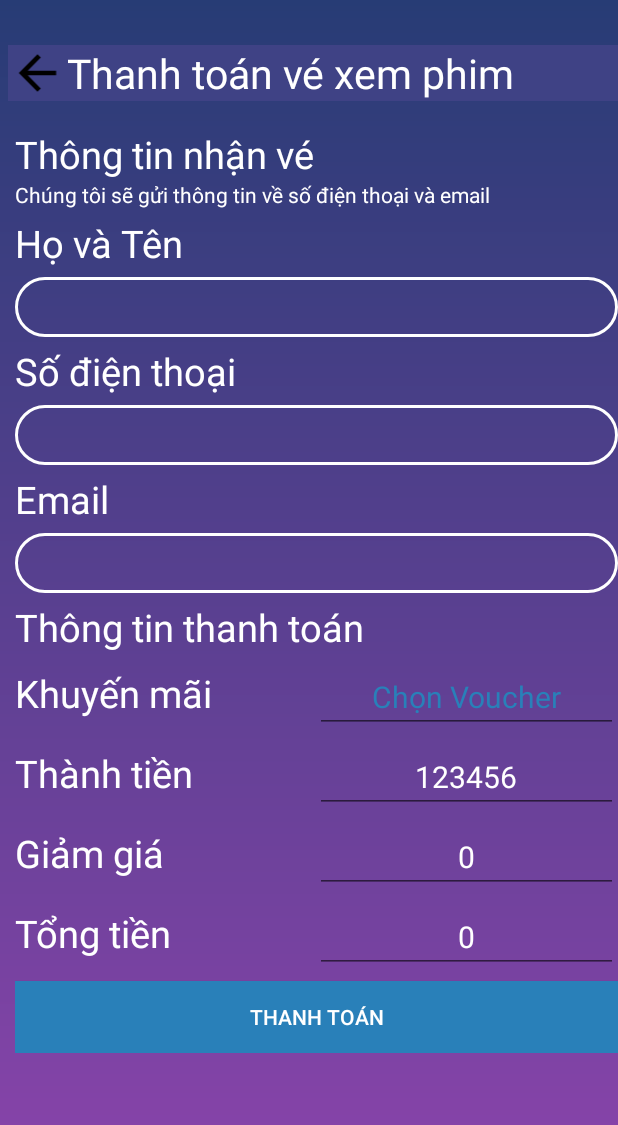
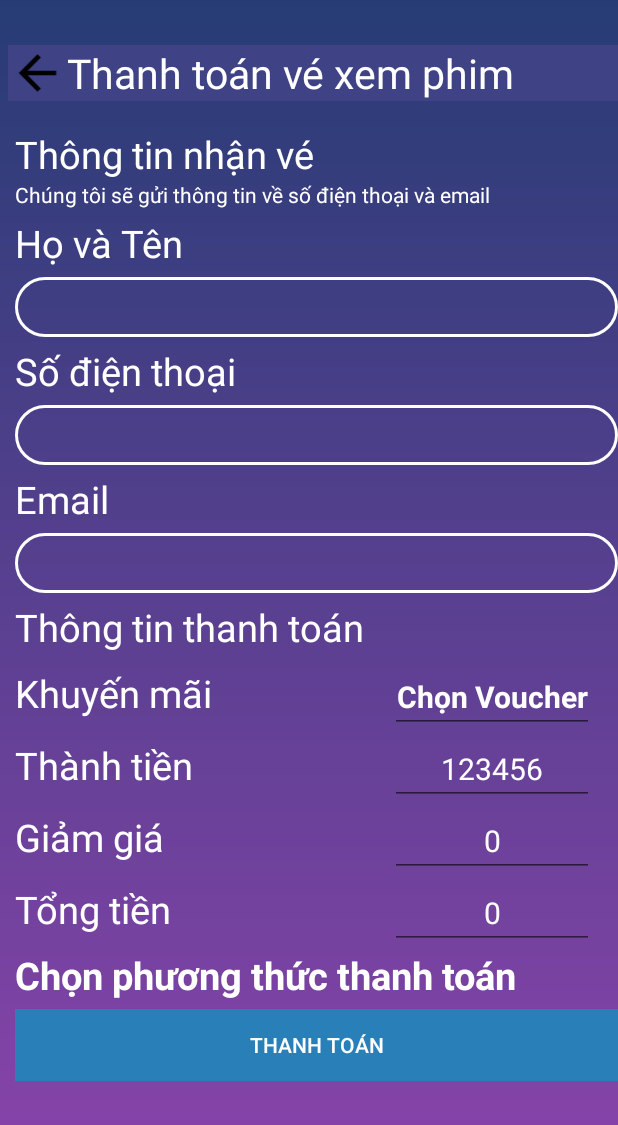
Before and after one commit to Dang-Phuoc-Thanh/appdatvexemphim, an Android app: the ThanhToan screen opened directly, with no data from a screen before it, on a phone screen of 412 x 824 dp. Shown: the top 1125 px of the screen. Run offline under Robolectric (Android 15) with nearby library versions, the phone set to English and light mode, and no system bars.

Commit message:
update java

```diff
--- a/app/src/main/java/com/example/a3t_appdatvexemphim/ThanhToan.java
+++ b/app/src/main/java/com/example/a3t_appdatvexemphim/ThanhToan.java
@@ -1,6 +1,13 @@
 package com.example.a3t_appdatvexemphim;
 
+import android.app.AppComponentFactory;
+import android.content.Intent;
 import android.os.Bundle;
+import android.view.View;
+import android.widget.Button;
+import android.widget.EditText;
+import android.widget.TextView;
+import android.widget.Toast;
 
 import androidx.activity.EdgeToEdge;
 import androidx.appcompat.app.AppCompatActivity;
@@ -9,16 +16,106 @@ import androidx.core.view.ViewCompat;
 import androidx.core.view.WindowInsetsCompat;
 
 public class ThanhToan extends AppCompatActivity {
+    EditText txt_name;
+    EditText txt_email;
+    EditText txt_phone;
+    EditText select_voucher;
+    Button button_ThanhToan;
+    TextView select_pppt;
+
+    /**
+     * Default constructor for AppCompatActivity. All Activities must have a default constructor
+     * for API 27 and lower devices or when using the default
+     * {@link AppComponentFactory}.
+     */
+    public ThanhToan() {
+        super();
+    }
+
+    @Override
+    protected void onStop() {
+        super.onStop();
+    }
+
+    @Override
+    protected void onStart() {
+        super.onStart();
+    }
+
+    @Override
+    protected void onDestroy() {
+        super.onDestroy();
+    }
+
+    /**
+     * {@inheritDoc}
+     * <p>
+     * Dispatch onPause() to fragments.
+     */
+    @Override
+    protected void onPause() {
+        super.onPause();
+    }
+
+    @Override
+    protected void onRestart() {
+        super.onRestart();
+    }
+
+    /**
+     * {@inheritDoc}
+     * <p>
+     * Dispatch onResume() to fragments.  Note that for better inter-operation
+     * with older versions of the platform, at the point of this call the
+     * fragments attached to the activity are <em>not</em> resumed.
+     */
+    @Override
+    protected void onResume() {
+        super.onResume();
+    }
 
     @Override
     protected void onCreate(Bundle savedInstanceState) {
         super.onCreate(savedInstanceState);
         EdgeToEdge.enable(this);
         setContentView(R.layout.activity_thanh_toan);
-        ViewCompat.setOnApplyWindowInsetsListener(findViewById(R.id.main), (v, insets) -> {
-            Insets systemBars = insets.getInsets(WindowInsetsCompat.Type.systemBars());
-            v.setPadding(systemBars.left, systemBars.top, systemBars.right, systemBars.bottom);
-            return insets;
+        txt_email=findViewById(R.id.txt_email);
+        txt_name=findViewById(R.id.txt_name);
+        select_pppt =findViewById(R.id.select_pttt);
+
+        txt_phone=findViewById(R.id.txt_phone);
+        select_voucher=findViewById(R.id.select_voucher);
+        button_ThanhToan=findViewById(R.id.button_ThanhToan);
+        button_ThanhToan.setOnClickListener(new View.OnClickListener() {
+            @Override
+            public void onClick(View view) {
+                if (txt_name.getText().toString().isEmpty() ||
+                        txt_email.getText().toString().isEmpty() ||
+                        txt_phone.getText().toString().isEmpty()) {
+                    Toast.makeText(ThanhToan.this, "Vui long nhap thong tin", Toast.LENGTH_SHORT).show();
+                } else {
+                    Intent intent = new Intent(ThanhToan.this, VeCuaToi.class);
+                    startActivity(intent);
+                }
+            }
         });
+        select_voucher.setOnClickListener(new View.OnClickListener() {
+            @Override
+            public void onClick(View view) {
+                Intent intent1 =new Intent(ThanhToan.this, VoucherHome.class);
+                startActivity(intent1);
+            }
+        });
+        select_pppt.setOnClickListener(new View.OnClickListener() {
+            @Override
+            public void onClick(View view) {
+                Intent intent2 =new Intent(ThanhToan.this, PhuongThucThanhToan.class);
+                startActivity(intent2);
+            }
+        });
+
+
+
+
     }
 }
--- a/app/src/main/res/layout/activity_dat_ghe.xml
+++ b/app/src/main/res/layout/activity_dat_ghe.xml
@@ -708,7 +708,7 @@
     </androidx.cardview.widget.CardView>
 
     <Button
-        android:id="@+id/button"
+        android:id="@+id/button_datghe"
         android:layout_width="wrap_content"
         android:layout_height="wrap_content"
         android:layout_marginBottom="40dp"
--- a/app/src/main/res/layout/activity_thanh_toan.xml
+++ b/app/src/main/res/layout/activity_thanh_toan.xml
@@ -75,7 +75,7 @@
         <EditText
             android:layout_width="match_parent"
             android:layout_height="40dp"
-
+            android:id="@+id/txt_name"
             android:layout_marginTop="5dp"
             android:background="@drawable/button"
             android:textColor="@color/white">
@@ -95,6 +95,7 @@
             android:layout_height="40dp"
             android:background="@drawable/button"
             android:layout_marginTop="5dp"
+            android:id="@+id/txt_phone"
             android:textColor="@color/white">
 
         </EditText>
@@ -107,14 +108,17 @@
             android:textSize="25sp">
 
         </TextView>
+
         <EditText
             android:layout_width="match_parent"
             android:layout_height="40dp"
             android:layout_marginTop="5dp"
+            android:id="@+id/txt_email"
             android:background="@drawable/button"
             android:textColor="@color/white">
 
         </EditText>
+
         <TextView
             android:layout_width="match_parent"
             android:layout_height="wrap_content"
@@ -125,13 +129,14 @@
             >
 
         </TextView>
-        <LinearLayout
+        <TableLayout
             android:layout_width="match_parent"
             android:orientation="horizontal"
             android:layout_marginTop="5dp"
             android:layout_height="wrap_content">
+            <TableRow>
                 <TextView
-                android:layout_width="200dp"
+                    android:layout_width="250dp"
                     android:layout_height="wrap_content"
                     android:text="Khuyến mãi"
                     android:textSize="25sp"
@@ -139,29 +144,22 @@
                     >
 
                 </TextView>
-
                 <EditText
-                android:id="@+id/chonvoucer1"
+                    android:id="@+id/select_voucher"
                     android:layout_width="match_parent"
                     android:layout_height="wrap_content"
                     android:gravity="center"
                     android:text="Chọn Voucher"
-                android:textColor="@color/blue"
+                    android:textStyle="bold"
+                    android:textColor="@color/white"
                     android:textSize="20sp">
 
 
                 </EditText>
-
-
-        </LinearLayout>
-        <LinearLayout
-            android:layout_width="match_parent"
-            android:orientation="horizontal"
-            android:layout_marginTop="5dp"
-            android:layout_height="wrap_content">
-
+            </TableRow>
+            <TableRow>
                 <TextView
-                android:layout_width="200dp"
+                    android:layout_width="250dp"
                     android:layout_height="wrap_content"
                     android:text="Thành tiền"
                     android:textColor="@color/white"
@@ -178,14 +176,11 @@
                     android:textSize="20sp"
                     >
                 </EditText>
-        </LinearLayout>
-        <LinearLayout
-            android:layout_width="match_parent"
-            android:orientation="horizontal"
-            android:layout_marginTop="5dp"
-            android:layout_height="wrap_content">
+
+            </TableRow>
+            <TableRow>
                 <TextView
-                android:layout_width="200dp"
+                    android:layout_width="250dp"
                     android:layout_height="wrap_content"
                     android:text="Giảm giá"
                     android:textColor="@color/white"
@@ -195,18 +190,14 @@
                     android:layout_width="match_parent"
                     android:layout_height="wrap_content"
                     android:gravity="center"
-                android:text="0"
-                android:textColor="@color/white"
+                    android:hint="0"
+                    android:textColorHint="@color/white"
                     android:textSize="20sp"
                     ></EditText>
-        </LinearLayout>
-        <LinearLayout
-            android:layout_width="match_parent"
-            android:orientation="horizontal"
-            android:layout_marginTop="5dp"
-            android:layout_height="wrap_content">
+            </TableRow>
+            <TableRow>
                 <TextView
-                android:layout_width="200dp"
+                    android:layout_width="250dp"
                     android:layout_height="wrap_content"
                     android:text="Tổng tiền"
                     android:textColor="@color/white"
@@ -220,16 +211,33 @@
                     android:textColor="@color/white"
                     android:textSize="20sp"
                     ></EditText>
-        </LinearLayout>
+            </TableRow>
+            <TableRow>
+                <TextView
+                    android:layout_width="200dp"
+                    android:layout_height="wrap_content"
+                    android:text="Chọn phương thức thanh toán"
+                    android:textColor="@color/white"
+                    android:layout_weight="2"
+                    android:id="@+id/select_pttt"
+                    android:textStyle="bold"
+                    android:textSize="25sp">
+                </TextView>
+
+            </TableRow>
+            <TableRow>
                 <Button
-            android:id="@+id/ThanhToan"
+                    android:id="@+id/button_ThanhToan"
                     android:layout_width="match_parent"
                     android:layout_height="wrap_content"
                     android:layout_marginTop="5dp"
+                    android:layout_weight="2"
                     android:background="@color/blue"
                     android:text="Thanh Toán"
                     android:textColor="@color/white">
                 </Button>
+            </TableRow>
+        </TableLayout>
     </LinearLayout>
 
 </RelativeLayout>
--- a/app/src/main/res/layout/activity_voucher_home.xml
+++ b/app/src/main/res/layout/activity_voucher_home.xml
@@ -37,7 +37,7 @@
         <TextView
 
             android:layout_width="match_parent"
-
+            android:id="@+id/lichsu"
             android:layout_height="wrap_content"
             android:layout_marginLeft="30dp"
 
@@ -76,6 +76,7 @@
                 android:layout_height="wrap_content"
                 android:layout_gravity="center"
                 android:textSize="20sp"
+                android:id="@+id/add_voucher"
                 android:text="Nhập mã voucher"
                 android:textColor="@color/white">
 
@@ -105,7 +106,7 @@
                 android:layout_width="wrap_content"
                 android:layout_height="wrap_content"
                 android:layout_gravity="center"
-
+                android:id="@+id/add_uudai"
                 android:text="Ưu đãi"
                 android:textColor="@color/white"
 
```
Also changed, not shown: app/src/main/java/com/example/a3t_appdatvexemphim/AddVoucher.java (+81 -4 lines), app/src/main/java/com/example/a3t_appdatvexemphim/BapNuoc.java (+124 -0 lines), app/src/main/java/com/example/a3t_appdatvexemphim/DatGhe.java (+12 -0 lines), app/src/main/java/com/example/a3t_appdatvexemphim/MainActivity.java (+10 -1 lines), app/src/main/java/com/example/a3t_appdatvexemphim/VoucherHome.java (+86 -4 lines), app/src/main/res/layout/activity_add_voucher.xml (+3 -4 lines), app/src/main/res/layout/activity_bap_nuoc.xml (+16 -9 lines). Lines whose indentation alone changed are shown as unchanged.
